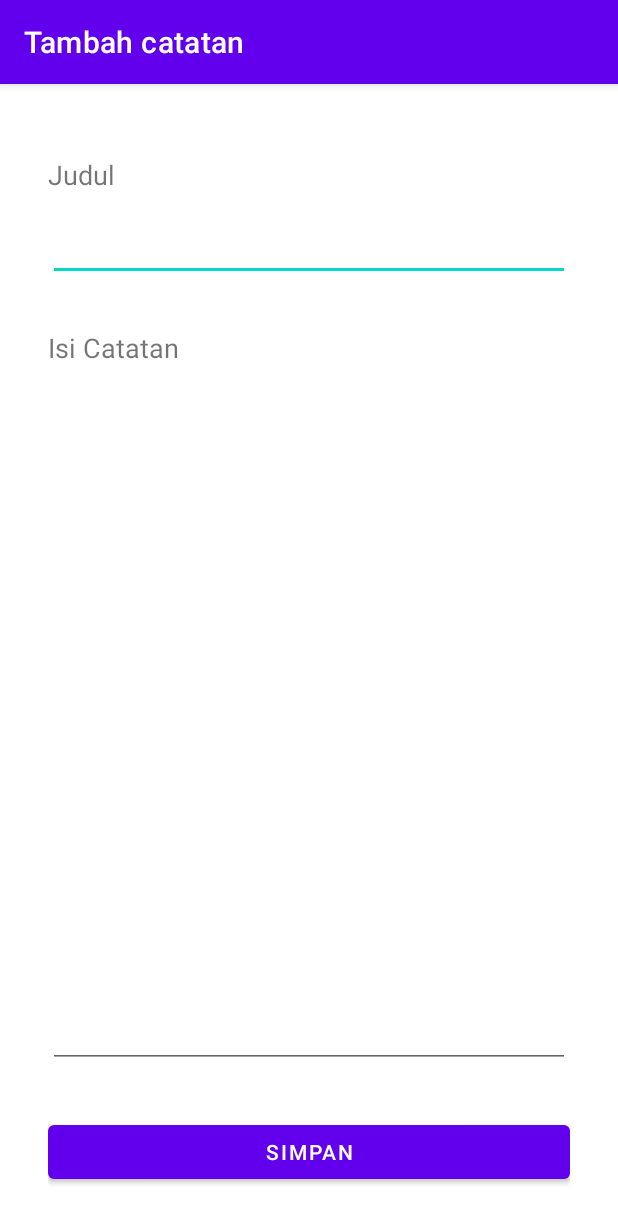
After one commit to sglkc/catatanku, an Android app: the FormActivity screen opened directly, with no data from a screen before it, on a phone screen of 412 x 824 dp. The commit adds this screen. Shown: the top 1223 px of the screen. Run offline under Robolectric (Android 15) with nearby library versions, the phone set to English and light mode, and no system bars.

Commit message:
feat: note feature done
refactor: package to id.my.sglkc.todolist

```diff
--- /dev/null
+++ b/app/src/main/java/id/my/sglkc/catatanku/FormActivity.java
@@ -0,0 +1,115 @@
+package id.my.sglkc.catatanku;
+
+import android.content.Intent;
+import android.os.Bundle;
+import android.os.Environment;
+import android.os.Handler;
+import android.widget.Button;
+import android.widget.EditText;
+import android.widget.Toast;
+
+import androidx.activity.EdgeToEdge;
+import androidx.appcompat.app.AppCompatActivity;
+import androidx.core.graphics.Insets;
+import androidx.core.view.ViewCompat;
+import androidx.core.view.WindowInsetsCompat;
+
+import java.io.BufferedReader;
+import java.io.File;
+import java.io.FileNotFoundException;
+import java.io.FileOutputStream;
+import java.io.FileReader;
+import java.io.IOException;
+import java.io.OutputStreamWriter;
+
+public class FormActivity extends AppCompatActivity {
+    EditText titleInput, noteInput;
+    Button saveButton;
+    String title, note;
+
+    @Override
+    protected void onCreate(Bundle savedInstanceState) {
+        super.onCreate(savedInstanceState);
+        EdgeToEdge.enable(this);
+        setContentView(R.layout.activity_form);
+        ViewCompat.setOnApplyWindowInsetsListener(findViewById(R.id.main), (v, insets) -> {
+            Insets systemBars = insets.getInsets(WindowInsetsCompat.Type.systemBars());
+            v.setPadding(systemBars.left, systemBars.top, systemBars.right, systemBars.bottom);
+            return insets;
+        });
+
+        // definisi komponen
+        titleInput = findViewById(R.id.editTitle);
+        noteInput = findViewById(R.id.editNote);
+        saveButton = findViewById(R.id.saveButton);
+        Bundle extras = getIntent().getExtras();
+
+        // jika ada state masuk, maka mode edit
+        if (extras != null) {
+            getSupportActionBar().setTitle("Ubah Catatan");
+            title = extras.getString("name");
+
+            titleInput.setText(title);
+            titleInput.setEnabled(false);
+            readNote();
+        } else {
+            getSupportActionBar().setTitle("Tambah catatan");
+        }
+
+        saveButton.setOnClickListener(view -> writeNote());
+    }
+
+    protected void readNote() {
+        String path = getExternalFilesDir(null) + "/catatanku";
+        File file = new File(path, titleInput.getText().toString());
+
+        if (!file.exists()) {
+            Toast.makeText(this, "Catatan tidak dapat ditemukan", Toast.LENGTH_SHORT).show();
+            return;
+        }
+
+        StringBuilder text = new StringBuilder();
+
+        try {
+            BufferedReader br = new BufferedReader(new FileReader(file));
+            String line = br.readLine();
+
+            while (line != null) {
+                text.append(line);
+                line = br.readLine();
+            }
+        } catch (FileNotFoundException e) {
+            Toast.makeText(this, "Catatan tidak dapat ditemukan", Toast.LENGTH_SHORT).show();
+        } catch (IOException e) {
+            Toast.makeText(this, "Isi catatan tidak dapat dibaca", Toast.LENGTH_SHORT).show();
+        }
+
+        note = text.toString();
+        noteInput.setText(note);
+    }
+
+    protected void writeNote() {
+        String state = Environment.getExternalStorageState();
+
+        if (!state.equals(Environment.MEDIA_MOUNTED)) return;
+
+        String path = getExternalFilesDir(null) + "/catatanku";
+        File parent = new File(path);
+
+        if (!parent.exists()) parent.mkdirs();
+
+        try {
+            File file = new File(path, titleInput.getText().toString());
+            FileOutputStream outputStream = new FileOutputStream(file, false);
+
+            file.createNewFile();
+            outputStream.write(noteInput.getText().toString().getBytes());
+            outputStream.flush();
+            outputStream.close();
+        } catch (IOException e) {
+            Toast.makeText(this, "Tidak dapat menyimpan catatan", Toast.LENGTH_SHORT).show();
+        }
+
+        this.finish();
+    }
+}
--- /dev/null
+++ b/app/src/main/res/layout/activity_form.xml
@@ -0,0 +1,60 @@
+<?xml version="1.0" encoding="utf-8"?>
+<androidx.constraintlayout.widget.ConstraintLayout xmlns:android="http://schemas.android.com/apk/res/android"
+    xmlns:app="http://schemas.android.com/apk/res-auto"
+    xmlns:tools="http://schemas.android.com/tools"
+    android:id="@+id/main"
+    android:layout_width="match_parent"
+    android:layout_height="match_parent"
+    tools:context=".FormActivity">
+
+    <LinearLayout
+        android:layout_width="match_parent"
+        android:layout_height="match_parent"
+        android:padding="32sp"
+        android:orientation="vertical">
+
+        <TextView
+            android:id="@+id/textView2"
+            android:layout_width="match_parent"
+            android:layout_height="wrap_content"
+            android:layout_marginTop="16sp"
+            android:text="@string/judul"
+            android:textSize="18sp" />
+
+        <EditText
+            android:id="@+id/editTitle"
+            android:layout_width="match_parent"
+            android:layout_height="wrap_content"
+            android:layout_marginTop="16sp"
+            android:ems="10"
+            android:inputType="text"
+            android:singleLine="true"
+            android:textSize="16sp" />
+
+        <TextView
+            android:id="@+id/textView3"
+            android:layout_width="match_parent"
+            android:layout_height="wrap_content"
+            android:layout_marginTop="32sp"
+            android:text="@string/isi_catatan"
+            android:textSize="18sp" />
+
+        <EditText
+            android:id="@+id/editNote"
+            android:layout_width="match_parent"
+            android:layout_height="wrap_content"
+            android:layout_marginTop="16sp"
+            android:layout_weight="1"
+            android:ems="10"
+            android:gravity="start|top"
+            android:inputType="textMultiLine"
+            android:textSize="16sp" />
+
+        <Button
+            android:id="@+id/saveButton"
+            android:layout_width="match_parent"
+            android:layout_height="wrap_content"
+            android:layout_marginTop="32sp"
+            android:text="@string/save_button" />
+    </LinearLayout>
+</androidx.constraintlayout.widget.ConstraintLayout>
--- a/app/src/main/res/layout/activity_splash_screen.xml
+++ b/app/src/main/res/layout/activity_splash_screen.xml
@@ -25,6 +25,6 @@
         app:layout_constraintBottom_toBottomOf="parent"
         app:layout_constraintTop_toTopOf="parent"
         app:layout_constraintVertical_bias="0.223"
-        tools:layout_editor_absoluteX="0dp"
-        tools:textAlignment="center" />
+        app:layout_editor_absoluteX="0dp"
+        android:textAlignment="center" />
 </androidx.constraintlayout.widget.ConstraintLayout>
--- a/app/src/main/res/values/strings.xml
+++ b/app/src/main/res/values/strings.xml
@@ -1,3 +1,6 @@
 <resources>
     <string name="app_name">Catatanku</string>
+    <string name="judul">Judul</string>
+    <string name="isi_catatan">Isi Catatan</string>
+    <string name="save_button">Simpan</string>
 </resources>
```
Also changed, not shown: app/src/main/AndroidManifest.xml (+12 -2 lines), app/src/main/java/id/my/sglkc/catatanku/MainActivity.java (added, +158 -0 lines), app/src/main/java/id/my/sglkc/catatanku/SplashScreenActivity.java (renamed from app/src/main/java/id/my/sglkc/todolist/SplashScreenActivity.java, +4 -7 lines), app/src/main/java/id/my/sglkc/todolist/MainActivity.java (deleted, +0 -84 lines), app/src/main/res/layout/activity_main.xml (+0 -9 lines), 4 other files.
